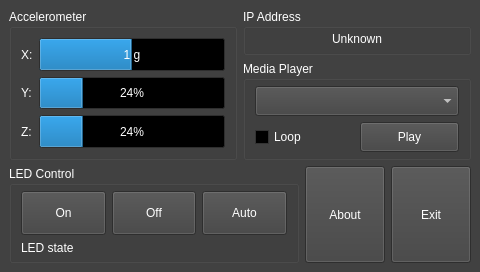
First picture: the form in linux/easyduo.ui, repository elnicoCZ/sqm4_vf6_easyDuo, before the edit.
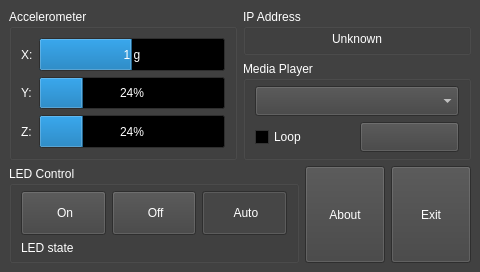
Second picture: the form after the edit. Icons and pictures are not drawn.

Commit message: Linux: Resources (free icons) added.

Diff of the .ui file:
```diff
--- a/linux/easyduo.ui
+++ b/linux/easyduo.ui
@@ -684,7 +684,17 @@
                   <enum>Qt::TabFocus</enum>
                  </property>
                  <property name="text">
-                  <string>Play</string>
+                  <string/>
+                 </property>
+                 <property name="icon">
+                  <iconset resource="pictures.qrc">
+                   <normaloff>:/icons/play</normaloff>:/icons/play</iconset>
+                 </property>
+                 <property name="iconSize">
+                  <size>
+                   <width>32</width>
+                   <height>32</height>
+                  </size>
                  </property>
                 </widget>
                </item>
@@ -749,7 +759,17 @@
                 <enum>Qt::TabFocus</enum>
                </property>
                <property name="text">
-                <string>On</string>
+                <string> On</string>
+               </property>
+               <property name="icon">
+                <iconset resource="pictures.qrc">
+                 <normaloff>:/icons/ledgreen</normaloff>:/icons/ledgreen</iconset>
+               </property>
+               <property name="checkable">
+                <bool>true</bool>
+               </property>
+               <property name="autoExclusive">
+                <bool>true</bool>
                </property>
               </widget>
              </item>
@@ -765,7 +785,17 @@
                 <enum>Qt::TabFocus</enum>
                </property>
                <property name="text">
-                <string>Off</string>
+                <string> Off</string>
+               </property>
+               <property name="icon">
+                <iconset resource="pictures.qrc">
+                 <normaloff>:/icons/ledred</normaloff>:/icons/ledred</iconset>
+               </property>
+               <property name="checkable">
+                <bool>true</bool>
+               </property>
+               <property name="autoExclusive">
+                <bool>true</bool>
                </property>
               </widget>
              </item>
@@ -781,7 +811,20 @@
                 <enum>Qt::TabFocus</enum>
                </property>
                <property name="text">
-                <string>Auto</string>
+                <string> Auto</string>
+               </property>
+               <property name="icon">
+                <iconset resource="pictures.qrc">
+                 <normaloff>:/icons/ledorange</normaloff>:/icons/ledorange</iconset>
+               </property>
+               <property name="checkable">
+                <bool>true</bool>
+               </property>
+               <property name="checked">
+                <bool>true</bool>
+               </property>
+               <property name="autoExclusive">
+                <bool>true</bool>
                </property>
               </widget>
              </item>
```
Left out of the diff: 13 changed lines with no effect on the pictures. The commit also changes 8 other files.
